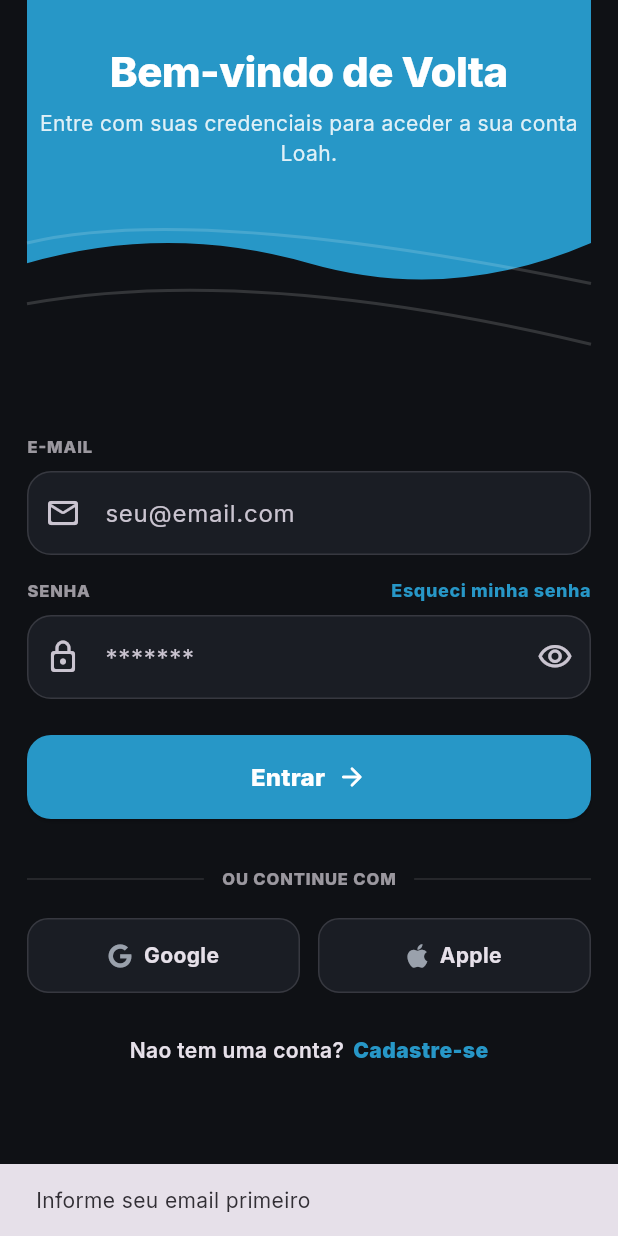
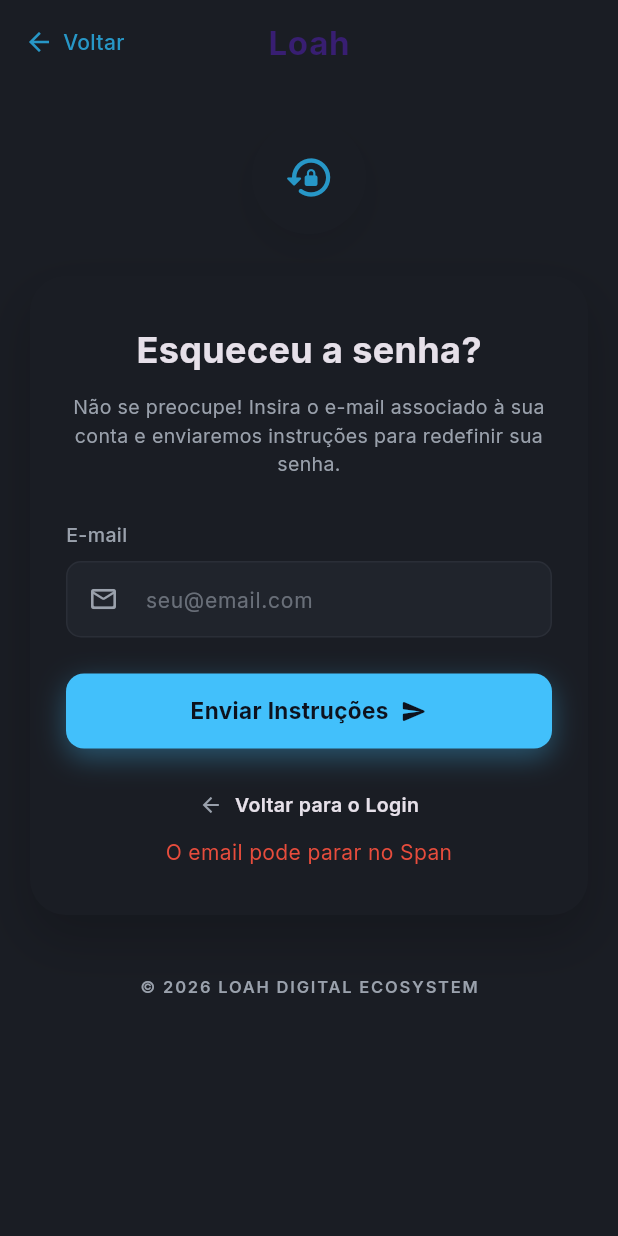
Before and after one commit to Lino-Zeferino2/Loah_app, a Flutter app: the screen it shows after launch, after a tap on "Esqueci minha senha", on a phone screen of 412 x 824 dp. Run offline on Flutter 3.47's test engine with Material 3 defaults, Android fonts, the light colour scheme and no system bars; our stand-ins replace cloud_firestore, firebase_auth, firebase_core, font_awesome_flutter, google_fonts, google_sign_in and 2 more; accounts and stored records are empty.

Commit message:
logica de recuperaçao de senha feita

```diff
--- a/lib/screens/auth/login_screen.dart
+++ b/lib/screens/auth/login_screen.dart
@@ -1,10 +1,11 @@
 import 'package:firebase_auth/firebase_auth.dart';
-import 'package:firebase_core/firebase_core.dart';
+import 'package:flutter/foundation.dart' show defaultTargetPlatform, TargetPlatform;
 import 'package:flutter/material.dart';
 import 'package:font_awesome_flutter/font_awesome_flutter.dart';
 import 'package:loah_app/core/services/auth_service.dart';
 import 'package:loah_app/core/services/user_service.dart';
 import 'package:loah_app/main.dart';
+import 'password_recovery_screen.dart';
 import 'signup_screen.dart';
 import 'widgets/wave_lines/wave_card_header.dart';
 
@@ -102,28 +103,6 @@ class _LoginScreenState extends State<LoginScreen> {
     }
   }
 
-  Future<void> _handlePasswordReset() async {
-    final email = _emailController.text.trim();
-    if (email.isEmpty) {
-      ScaffoldMessenger.of(context).showSnackBar(
-        const SnackBar(content: Text('Informe seu email primeiro')),
-      );
-      return;
-    }
-    try {
-      await _authService.sendPasswordResetEmail(email);
-      if (!mounted) return;
-      ScaffoldMessenger.of(context).showSnackBar(
-        SnackBar(content: Text('Email de redefinicao enviado para $email')),
-      );
-    } on FirebaseAuthException catch (e) {
-      if (!mounted) return;
-      ScaffoldMessenger.of(context).showSnackBar(
-        SnackBar(content: Text('Erro: ${e.message}')),
-      );
-    }
-  }
-
   Future<void> _handleGoogleLogin() async {
     try {
       final userCredential = await _authService.signInWithGoogle();
@@ -173,6 +152,18 @@ class _LoginScreenState extends State<LoginScreen> {
   }
 
   Future<void> _handleAppleLogin() async {
+    // Verifica se a plataforma é Android
+    if (defaultTargetPlatform == TargetPlatform.android) {
+      if (!mounted) return;
+      ScaffoldMessenger.of(context).showSnackBar(
+        const SnackBar(
+          content: Text('O login com Apple está disponível apenas para iOS'),
+          duration: Duration(seconds: 3),
+        ),
+      );
+      return;
+    }
+
     try {
       final userCredential = await _authService.signInWithApple();
       if (!mounted) return;
@@ -314,7 +305,11 @@ class _LoginScreenState extends State<LoginScreen> {
                                     minimumSize: Size.zero,
                                     tapTargetSize: MaterialTapTargetSize.shrinkWrap,
                                   ),
-                                  onPressed: _submitting ? null : _handlePasswordReset,
+                                  onPressed: () {
+                                    Navigator.of(context).push(
+                                      MaterialPageRoute(builder: (_) => const PasswordRecoveryScreen()),
+                                    );
+                                  },
                                   child: Text(
                                     'Esqueci minha senha',
                                     style: theme.textTheme.bodySmall?.copyWith(
--- /dev/null
+++ b/lib/screens/auth/password_recovery_screen.dart
@@ -0,0 +1,292 @@
+import 'package:firebase_auth/firebase_auth.dart';
+import 'package:flutter/material.dart';
+import 'package:flutter/services.dart';
+import 'package:loah_app/core/services/auth_service.dart';
+import 'package:loah_app/core/theme/app_colors.dart';
+import 'package:loah_app/core/theme/app_theme.dart';
+import 'package:loah_app/screens/auth/widgets/wave_lines/custom_input_field.dart';
+import 'package:loah_app/screens/auth/widgets/wave_lines/primary_button.dart';
+
+class PasswordRecoveryScreen extends StatefulWidget {
+  const PasswordRecoveryScreen({super.key});
+
+  @override
+  State<PasswordRecoveryScreen> createState() => _PasswordRecoveryScreenState();
+}
+
+class _PasswordRecoveryScreenState extends State<PasswordRecoveryScreen> {
+  final TextEditingController _emailController = TextEditingController();
+  final AuthService _authService = AuthService();
+  bool _submitting = false;
+
+  @override
+  void dispose() {
+    _emailController.dispose();
+    super.dispose();
+  }
+
+  Future<void> _handleSendInstructions() async {
+    final email = _emailController.text.trim();
+    if (email.isEmpty) {
+      ScaffoldMessenger.of(context).showSnackBar(
+        const SnackBar(content: Text('Informe seu email')),
+      );
+      return;
+    }
+
+    setState(() => _submitting = true);
+
+    try {
+      await _authService.sendPasswordResetEmail(email);
+      if (!mounted) return;
+      ScaffoldMessenger.of(context).showSnackBar(
+        SnackBar(content: Text('Email de redefinicao enviado para $email')),
+      );
+    } on FirebaseAuthException catch (e) {
+      if (!mounted) return;
+      String message;
+      switch (e.code) {
+        case 'invalid-email':
+          message = 'Email invalido';
+          break;
+        case 'user-not-found':
+          message = 'Usuario nao encontrado';
+          break;
+        default:
+          message = 'Erro: ${e.message}';
+      }
+      ScaffoldMessenger.of(context).showSnackBar(
+        SnackBar(content: Text(message)),
+      );
+    } catch (e) {
+      if (!mounted) return;
+      ScaffoldMessenger.of(context).showSnackBar(
+        SnackBar(content: Text('Erro inesperado: $e')),
+      );
+    } finally {
+      if (mounted) setState(() => _submitting = false);
+    }
+  }
+
+  @override
+  Widget build(BuildContext context) {
+    final theme = Theme.of(context);
+    final scheme = theme.colorScheme;
+    final loahColors = context.loahColors;
+    final textSec = context.textSecondary;
+
+    // Configura os ícones da barra de status (iOS/Android)
+    SystemChrome.setSystemUIOverlayStyle(SystemUiOverlayStyle.light);
+
+    return Scaffold(
+      backgroundColor: scheme.surface,
+      body: SafeArea(
+        child: Column(
+          children: [
+            // Header Topo
+            _buildHeader(context, scheme, textSec),
+
+            // Conteúdo Rolável e Responsivo
+            Expanded(
+              child: SingleChildScrollView(
+                physics: const BouncingScrollPhysics(),
+                child: Padding(
+                  padding: const EdgeInsets.symmetric(horizontal: 20, vertical: 24),
+                  child: Column(
+                    children: [
+                      // Ícone Circular Central de Segurançao/Cadeado
+                      _buildSecurityBadge(loahColors),
+
+                      const SizedBox(height: 28),
+
+                      // Card Principal de Recuperação
+                      _buildRecoveryCard(context, scheme, loahColors, textSec),
+
+                      const SizedBox(height: 40),
+
+                      // Rodapé / Copyright
+                      Text(
+                        '© 2026 LOAH DIGITAL ECOSYSTEM',
+                        style: TextStyle(
+                          color: textSec,
+                          fontSize: 11,
+                          letterSpacing: 1.2,
+                          fontWeight: FontWeight.w600,
+                        ),
+                      ),
+                    ],
+                  ),
+                ),
+              ),
+            ),
+          ],
+        ),
+      ),
+    );
+  }
+
+  /// Cabeçalho com botão "Voltar" e o Título "Loah"
+  Widget _buildHeader(BuildContext context, ColorScheme scheme, Color textSec) {
+    return Container(
+      height: 56,
+      color: AppColors.darkSurface,
+      padding: const EdgeInsets.symmetric(horizontal: 16),
+      child: Stack(
+        alignment: Alignment.center,
+        children: [
+          Align(
+            alignment: Alignment.centerLeft,
+            child: GestureDetector(
+              onTap: () => Navigator.maybePop(context),
+              child: Row(
+                mainAxisSize: MainAxisSize.min,
+                children: [
+                  Icon(Icons.arrow_back, color: scheme.primary, size: 20),
+                  const SizedBox(width: 6),
+                  Text(
+                    'Voltar',
+                    style: TextStyle(
+                      color: scheme.primary,
+                      fontSize: 14,
+                      fontWeight: FontWeight.w500,
+                    ),
+                  ),
+                ],
+              ),
+            ),
+          ),
+          Text(
+            'Loah',
+            style: TextStyle(
+              color: scheme.onPrimary,
+              fontSize: 22,
+              fontWeight: FontWeight.bold,
+              letterSpacing: 0.5,
+            ),
+          ),
+        ],
+      ),
+    );
+  }
+
+  /// Badge de Ícone Circular
+  Widget _buildSecurityBadge(LoahColors loahColors) {
+    return Container(
+      width: 76,
+      height: 76,
+      decoration: BoxDecoration(
+        color: loahColors.cardBackground,
+        shape: BoxShape.circle,
+        boxShadow: [
+          BoxShadow(
+            color: Colors.black.withValues(alpha: 0.08),
+            blurRadius: 20,
+            offset: const Offset(0, 10),
+          ),
+        ],
+      ),
+      child: Center(
+        child: Icon(
+          Icons.lock_reset_rounded,
+          color: loahColors.accentBlue,
+          size: 34,
+        ),
+      ),
+    );
+  }
+
+  /// Card Escuro Contendo o Formulário
+  Widget _buildRecoveryCard(
+      BuildContext context, ColorScheme scheme, LoahColors loahColors, Color textSec) {
+    return Container(
+      width: double.infinity,
+      padding: const EdgeInsets.symmetric(horizontal: 24, vertical: 32),
+      decoration: BoxDecoration(
+        color: loahColors.cardBackground,
+        borderRadius: BorderRadius.circular(24),
+        boxShadow: [
+          BoxShadow(
+            color: Colors.black.withValues(alpha: 0.18),
+            blurRadius: 30,
+            spreadRadius: 2,
+            offset: const Offset(0, 15),
+          ),
+        ],
+      ),
+      child: Column(
+        crossAxisAlignment: CrossAxisAlignment.center,
+        children: [
+          Text(
+            'Esqueceu a senha?',
+            style: TextStyle(
+              color: scheme.onSurface,
+              fontSize: 24,
+              fontWeight: FontWeight.bold,
+            ),
+          ),
+          const SizedBox(height: 12),
+          Text(
+            'Não se preocupe! Insira o e-mail associado à sua conta e enviaremos instruções para redefinir sua senha.',
+            textAlign: TextAlign.center,
+            style: TextStyle(
+              color: textSec,
+              fontSize: 13,
+              height: 1.45,
+            ),
+          ),
+          const SizedBox(height: 28),
+
+          // Campo de Entrada do E-mail
+          CustomInputField(
+            label: 'E-mail',
+            hintText: 'seu@email.com',
+            prefixIcon: Icons.mail_outline_rounded,
+            controller: _emailController,
+          ),
+
+          const SizedBox(height: 24),
+
+          // Botão Ação
+          PrimaryButton(
+            text: 'Enviar Instruções',
+            icon: Icons.send_rounded,
+            isLoading: _submitting,
+            onPressed: _submitting
+                ? null
+                : () {
+                    _handleSendInstructions();
+                  },
+          ),
+
+          const SizedBox(height: 28),
+
+          // Link Voltar para o Login
+          GestureDetector(
+            onTap: () => Navigator.maybePop(context),
+            child: Row(
+              mainAxisAlignment: MainAxisAlignment.center,
+              children: [
+                Icon(Icons.arrow_back, color: textSec, size: 16),
+                const SizedBox(width: 8),
+                Text(
+                  'Voltar para o Login',
+                  style: TextStyle(
+                    color: scheme.onSurface,
+                    fontSize: 13,
+                    fontWeight: FontWeight.w600,
+                  ),
+                ),
+              ],
+            ),
+          ),
+          const SizedBox(height: 12),
+          Text(
+            'O email pode parar no Span',
+            style: TextStyle(color: scheme.error),
+            textAlign: TextAlign.center,
+          ),
+        ],
+      ),
+    );
+  }
+}
--- a/lib/screens/auth/signup_screen.dart
+++ b/lib/screens/auth/signup_screen.dart
@@ -1,5 +1,5 @@
 import 'package:firebase_auth/firebase_auth.dart';
-import 'package:firebase_core/firebase_core.dart';
+import 'package:flutter/foundation.dart' show defaultTargetPlatform, TargetPlatform;
 import 'package:flutter/gestures.dart';
 import 'package:flutter/material.dart';
 import 'package:loah_app/core/services/auth_service.dart';
@@ -233,6 +233,18 @@ class _SignupScreenState extends State<SignupScreen> {
   }
 
   Future<void> _handleAppleSignUp() async {
+    // Verifica se a plataforma é Android
+    if (defaultTargetPlatform == TargetPlatform.android) {
+      if (!mounted) return;
+      ScaffoldMessenger.of(context).showSnackBar(
+        const SnackBar(
+          content: Text('O login com Apple está disponível apenas para iOS'),
+          duration: Duration(seconds: 3),
+        ),
+      );
+      return;
+    }
+
     try {
       final userCredential = await _authService.signInWithApple();
       if (!mounted) return;
--- /dev/null
+++ b/lib/screens/auth/widgets/wave_lines/custom_input_field.dart
@@ -0,0 +1,59 @@
+import 'package:flutter/material.dart';
+import 'package:loah_app/core/theme/app_theme.dart';
+
+class CustomInputField extends StatelessWidget {
+  final String label;
+  final String hintText;
+  final IconData prefixIcon;
+  final TextEditingController? controller;
+
+  const CustomInputField({
+    super.key,
+    required this.label,
+    required this.hintText,
+    required this.prefixIcon,
+    this.controller,
+  });
+
+  @override
+  Widget build(BuildContext context) {
+    final theme = Theme.of(context);
+    final scheme = theme.colorScheme;
+    final loahColors = context.loahColors;
+    final textSec = context.textSecondary;
+
+    return Column(
+      crossAxisAlignment: CrossAxisAlignment.start,
+      children: [
+        Text(
+          label,
+          style: TextStyle(
+            color: textSec,
+            fontSize: 13,
+            fontWeight: FontWeight.w500,
+          ),
+        ),
+        const SizedBox(height: 8),
+        Container(
+          decoration: BoxDecoration(
+            color: loahColors.cardBackgroundAlt,
+            borderRadius: BorderRadius.circular(10),
+            border: Border.all(color: loahColors.border, width: 1),
+          ),
+          child: TextField(
+            controller: controller,
+            keyboardType: TextInputType.emailAddress,
+            style: TextStyle(color: scheme.onSurface, fontSize: 14),
+            decoration: InputDecoration(
+              hintText: hintText,
+              hintStyle: TextStyle(color: textSec.withValues(alpha: 0.6), fontSize: 14),
+              prefixIcon: Icon(prefixIcon, color: textSec, size: 20),
+              border: InputBorder.none,
+              contentPadding: const EdgeInsets.symmetric(vertical: 14, horizontal: 12),
+            ),
+          ),
+        ),
+      ],
+    );
+  }
+}
--- /dev/null
+++ b/lib/screens/auth/widgets/wave_lines/primary_button.dart
@@ -0,0 +1,71 @@
+import 'package:flutter/material.dart';
+
+class PrimaryButton extends StatelessWidget {
+  final String text;
+  final IconData icon;
+  final VoidCallback? onPressed;
+  final bool isLoading;
+
+  const PrimaryButton({
+    super.key,
+    required this.text,
+    required this.icon,
+    this.onPressed,
+    this.isLoading = false,
+  });
+
+  @override
+  Widget build(BuildContext context) {
+    final isDisabled = isLoading || onPressed == null;
+    return Container(
+      width: double.infinity,
+      height: 50,
+      decoration: BoxDecoration(
+        color: const Color(0xFF42C0FB).withValues(alpha: isDisabled ? 0.5 : 1.0),
+        borderRadius: BorderRadius.circular(12),
+        boxShadow: isDisabled
+            ? []
+            : [
+                BoxShadow(
+                  color: const Color(0xFF42C0FB).withValues(alpha: 0.35),
+                  blurRadius: 16,
+                  offset: const Offset(0, 6),
+                ),
+              ],
+      ),
+      child: Material(
+        color: Colors.transparent,
+        child: InkWell(
+          borderRadius: BorderRadius.circular(12),
+          onTap: isDisabled ? null : onPressed,
+          child: Row(
+            mainAxisAlignment: MainAxisAlignment.center,
+            children: [
+              if (isLoading)
+                const SizedBox(
+                  width: 20,
+                  height: 20,
+                  child: CircularProgressIndicator(
+                    strokeWidth: 2,
+                    valueColor: AlwaysStoppedAnimation<Color>(Color(0xFF0D121D)),
+                  ),
+                )
+              else ...[
+                Text(
+                  text,
+                  style: const TextStyle(
+                    color: Color(0xFF0D121D),
+                    fontSize: 15,
+                    fontWeight: FontWeight.w700,
+                  ),
+                ),
+                const SizedBox(width: 8),
+                Icon(icon, color: const Color(0xFF0D121D), size: 18),
+              ],
+            ],
+          ),
+        ),
+      ),
+    );
+  }
+}
--- a/lib/screens/dashboard/dashboard_screen.dart
+++ b/lib/screens/dashboard/dashboard_screen.dart
@@ -3,7 +3,6 @@ import '../../core/constants/app_spacing.dart';
 import '../../core/mock/mock_data.dart';
 import '../../core/mock/notification_generator.dart';
 import '../../core/navigation/navigation_controller.dart';
-import '../../core/theme/theme_controller.dart';
 import '../../core/theme/app_theme.dart';
 import '../notifications/notifications_screen.dart';
 
--- a/lib/screens/notifications/notifications_screen.dart
+++ b/lib/screens/notifications/notifications_screen.dart
@@ -187,7 +187,7 @@ class _NotificationsScreenState extends State<NotificationsScreen> {
     final older = all.where((n) => DateTime.now().difference(n.timestamp).inHours >= 24).toList();
 
     return Scaffold(
-      appBar: LoahAppBarSimple(title: 'Notificações'),
+      appBar: const LoahAppBarSimple(title: 'Notificações'),
       body: SafeArea(
         child: all.isEmpty
             ? Center(
```
